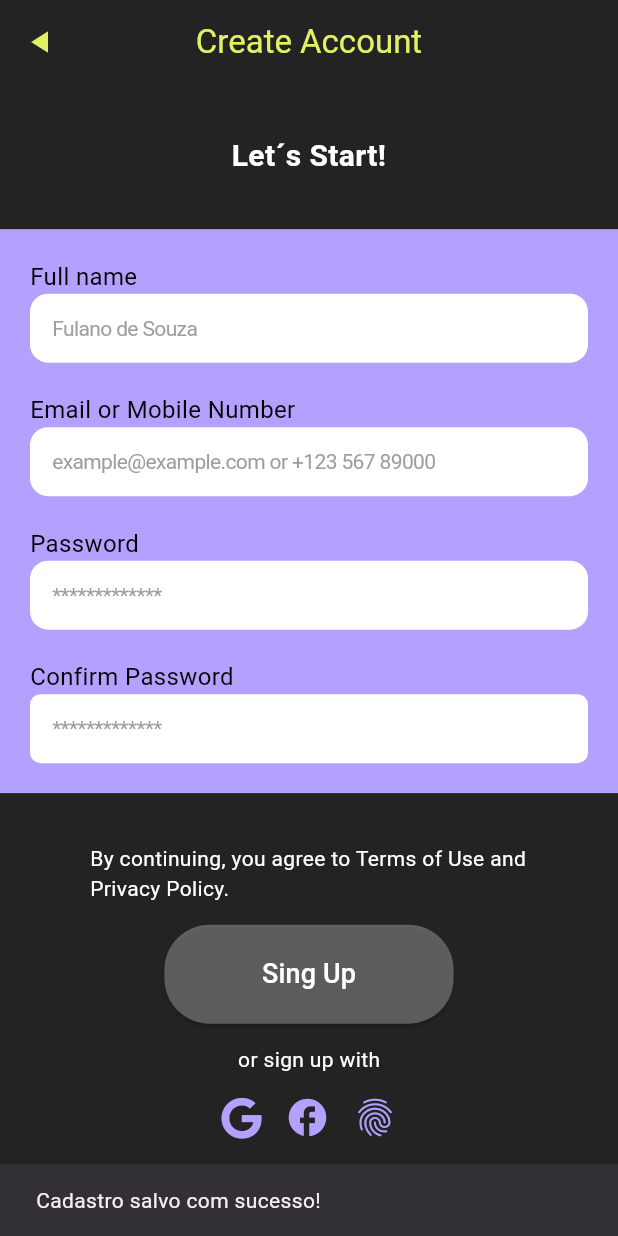
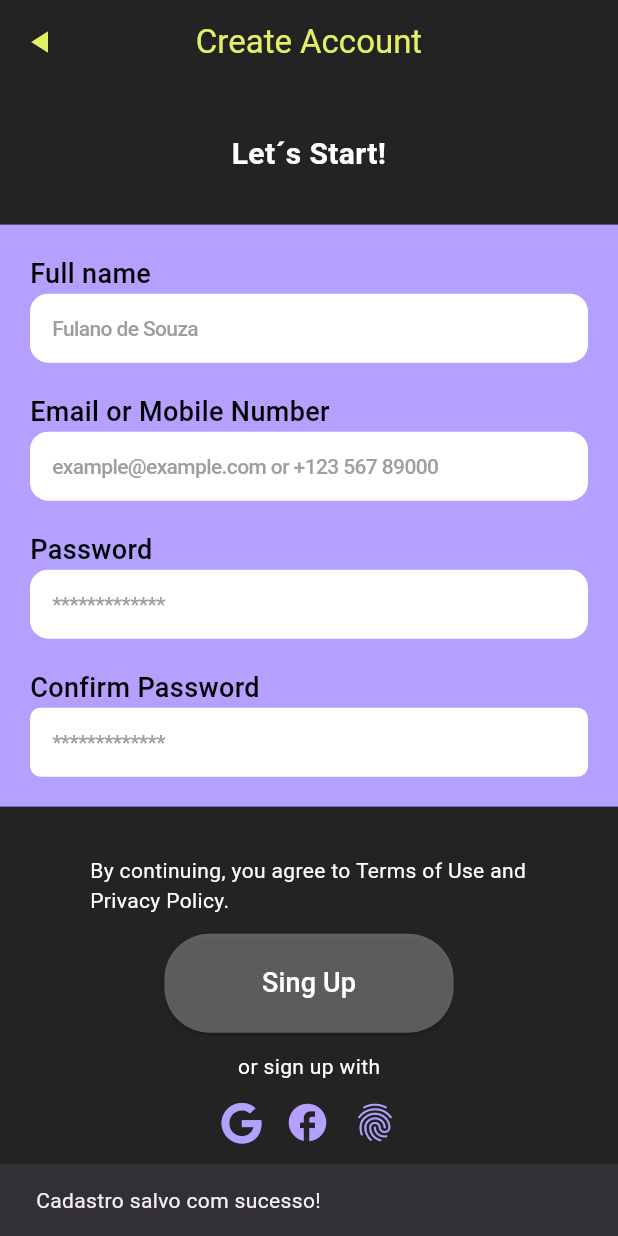
Before and after one commit to LianMiranda/app-academia, a Flutter app: the SignUpPage screen opened directly, after a tap on "Sing Up", on a phone screen of 412 x 824 dp. Run offline on Flutter 3.47's test engine with Material 3 defaults, Android fonts, the phone set to English and light mode, and no system bars; our stand-ins replace font_awesome_flutter, shared_preferences; accounts and stored records are empty.

Commit message:
REFACTOR:Terminando estilização basica

```diff
--- a/lib/telas/forgetPass.dart
+++ b/lib/telas/forgetPass.dart
@@ -68,15 +68,14 @@ class ForgetPassPage extends StatelessWidget {
                   children: [
                     Text(
                       "Enter your email address",
-                      style: TextStyle(color: Colors.black),
+                      style: TextStyle(color: Colors.black,fontSize: 18, fontWeight: FontWeight.w500),
                     ),
-                    SizedBox(height: 10),
                     CupertinoTextField(
                       cursorColor: Colors.black,
                       padding: EdgeInsets.all(15),
                       placeholder: "example@example.com",
                       placeholderStyle: TextStyle(color: Colors.grey, fontSize: 14),
-                      style: TextStyle(color: Colors.black, fontSize: 14),
+                      style: TextStyle(color: Colors.black, fontSize: 14, fontWeight: FontWeight.w500),
                       decoration: BoxDecoration(
                         color: Colors.white,
                         borderRadius: BorderRadius.all(Radius.circular(12)),
--- a/lib/telas/singup.dart
+++ b/lib/telas/singup.dart
@@ -1,3 +1,5 @@
+import 'dart:convert';
+
 import 'package:flutter/cupertino.dart';
 import 'package:flutter/gestures.dart';
 import 'package:flutter/material.dart';
@@ -5,6 +7,29 @@ import 'package:flutter_application_1/telas/login.dart';
 import 'package:font_awesome_flutter/font_awesome_flutter.dart';
 import 'package:shared_preferences/shared_preferences.dart';
 
+class User {
+  final String fullName;
+  final String emailOrNumber;
+  final String password;
+
+  User({required this.fullName, required this.emailOrNumber, required this.password});
+
+  Map<String, dynamic> toJson() {
+    return {
+      'fullName': fullName,
+      'emailOrNumber': emailOrNumber,
+      'password': password,
+    };
+  }
+
+  factory User.fromJson(Map<String, dynamic> json) {
+    return User(
+      fullName: json['fullName'],
+      emailOrNumber: json['emailOrNumber'],
+      password: json['password'],
+    );
+  }
+}
 class SignUpPage extends StatelessWidget {
   const SignUpPage({super.key});
 
@@ -28,14 +53,22 @@ class SignUpPage extends StatelessWidget {
         return;
     }
 
-    final SharedPreferences prefs = await SharedPreferences.getInstance();
-    await prefs.setString('fullName', nameController.text);
-    await prefs.setString('emailorNumber', emailOrNumberController.text);
-    await prefs.setString('password', passwordController.text);
+    User user = User(
+    fullName: nameController.text,
+    emailOrNumber: emailOrNumberController.text,
+    password: passwordController.text,
+  );
 
-    ScaffoldMessenger.of(context).showSnackBar(
-      SnackBar(content: Text('Cadastro salvo com sucesso!')),
-    );
+  String userJson = jsonEncode(user.toJson());
+
+  final SharedPreferences prefs = await SharedPreferences.getInstance();
+  await prefs.setString('user', userJson);
+
+  ScaffoldMessenger.of(context).showSnackBar(
+    SnackBar(content: Text('Cadastro salvo com sucesso!')),
+  );
+
+  print(userJson);
   }
     return Scaffold(
       backgroundColor: Color.fromRGBO(35, 35, 35, 1),
@@ -80,7 +113,7 @@ class SignUpPage extends StatelessWidget {
                 crossAxisAlignment: CrossAxisAlignment.start,
                 children: [
                   Text("Full name",
-                      style: TextStyle(color: Colors.black, fontSize: 16)),
+                      style: TextStyle(color: Colors.black, fontSize: 18, fontWeight: FontWeight.w500)),
                   CupertinoTextField(
                     controller: nameController,
                     cursorColor: Colors.black,
@@ -88,7 +121,7 @@ class SignUpPage extends StatelessWidget {
                     placeholder: "Fulano de Souza",
                     placeholderStyle:
                         TextStyle(color: Colors.grey, fontSize: 14),
-                    style: TextStyle(color: Colors.black, fontSize: 14),
+                    style: TextStyle(color: Colors.black, fontSize: 14, fontWeight: FontWeight.w500),
                     decoration: BoxDecoration(
                       color: Colors.white,
                       borderRadius: BorderRadius.all(
@@ -98,7 +131,7 @@ class SignUpPage extends StatelessWidget {
                   ),
                   SizedBox(height: 20),
                   Text("Email or Mobile Number",
-                      style: TextStyle(color: Colors.black, fontSize: 16)),
+                      style: TextStyle(color: Colors.black, fontSize: 18, fontWeight: FontWeight.w500)),
                   CupertinoTextField(
                     controller: emailOrNumberController,
                     cursorColor: Colors.black,
@@ -106,7 +139,7 @@ class SignUpPage extends StatelessWidget {
                     placeholder: "example@example.com or +123 567 89000",
                     placeholderStyle:
                         TextStyle(color: Colors.grey, fontSize: 14),
-                    style: TextStyle(color: Colors.black, fontSize: 14),
+                    style: TextStyle(color: Colors.black, fontSize: 14, fontWeight: FontWeight.w500),
                     decoration: BoxDecoration(
                       color: Colors.white,
                       borderRadius: BorderRadius.all(
@@ -116,7 +149,7 @@ class SignUpPage extends StatelessWidget {
                   ),
                   SizedBox(height: 20),
                   Text("Password",
-                      style: TextStyle(color: Colors.black, fontSize: 16)),
+                      style: TextStyle(color: Colors.black, fontSize: 18, fontWeight: FontWeight.w500)),
                   CupertinoTextField(
                     obscureText: true,
                     controller: passwordController,
@@ -125,7 +158,7 @@ class SignUpPage extends StatelessWidget {
                     placeholder: "*************",
                     placeholderStyle:
                         TextStyle(color: Colors.grey, fontSize: 14),
-                    style: TextStyle(color: Colors.black, fontSize: 14),
+                    style: TextStyle(color: Colors.black, fontSize: 14, fontWeight: FontWeight.w500),
                     decoration: BoxDecoration(
                       color: Colors.white,
                       borderRadius: BorderRadius.all(
@@ -136,7 +169,7 @@ class SignUpPage extends StatelessWidget {
                   SizedBox(height: 20),
                   Text(
                     "Confirm Password",
-                    style: TextStyle(color: Colors.black, fontSize: 16),
+                    style: TextStyle(color: Colors.black, fontSize: 18, fontWeight: FontWeight.w500),
                   ),
                   CupertinoTextField(
                     controller: confirmPasswordController,
@@ -145,7 +178,7 @@ class SignUpPage extends StatelessWidget {
                     placeholder: "*************",
                     placeholderStyle:
                         TextStyle(color: Colors.grey, fontSize: 14),
-                    style: TextStyle(color: Colors.black, fontSize: 14),
+                    style: TextStyle(color: Colors.black, fontSize: 14, fontWeight: FontWeight.w500),
                     obscureText: true, // Ocultar senha
                     decoration: BoxDecoration(
                       color: Colors.white,
```
Also changed, not shown: lib/main.dart (+4 -4 lines), lib/telas/login.dart (+5 -5 lines), lib/telas/setPassword.dart (+5 -6 lines), lib/telas/welcome.dart (+5 -7 lines), pubspec.yaml (+8 -12 lines), assets/Group.png (deleted), assets/images/FITBODY.png (renamed from assets/FITBODY.png), assets/images/Group.png (renamed from assets/GroupNormal.png), assets/images/logoCompleta.png (added), assets/images/tela1.png (renamed from assets/tela1.png), assets/images/tela2.png (renamed from assets/tela2.png), assets/images/tela3.png (renamed from assets/tela3.png), assets/images/telaWelcome.png (renamed from assets/telaWelcome.png), 9 other files.
